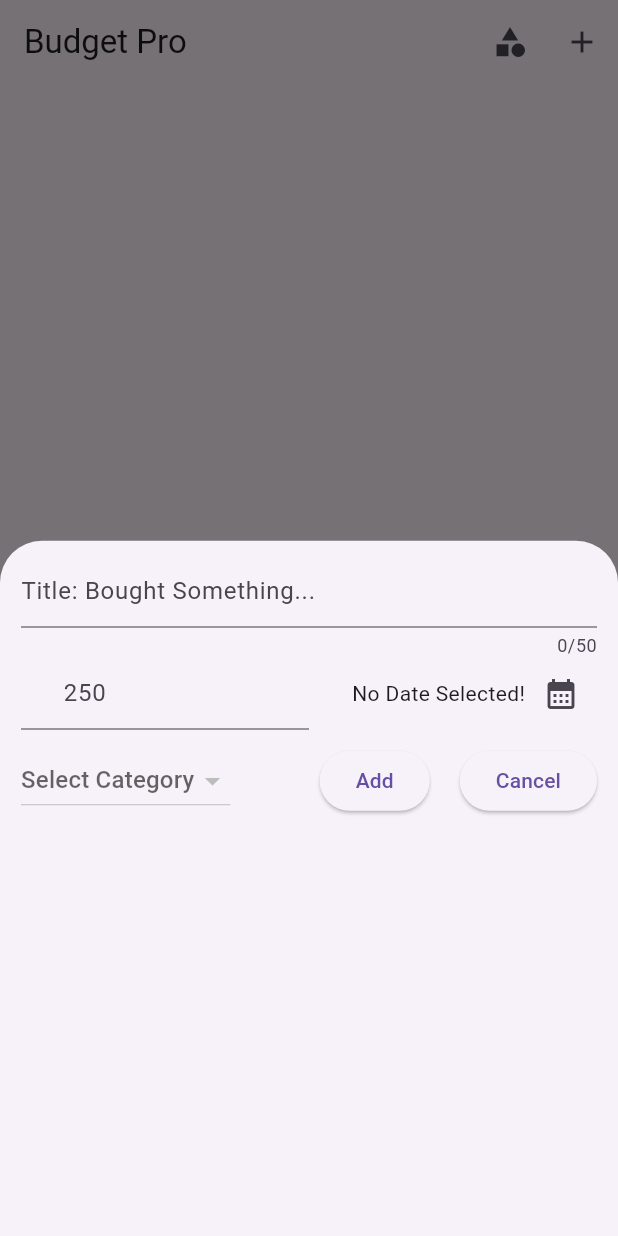
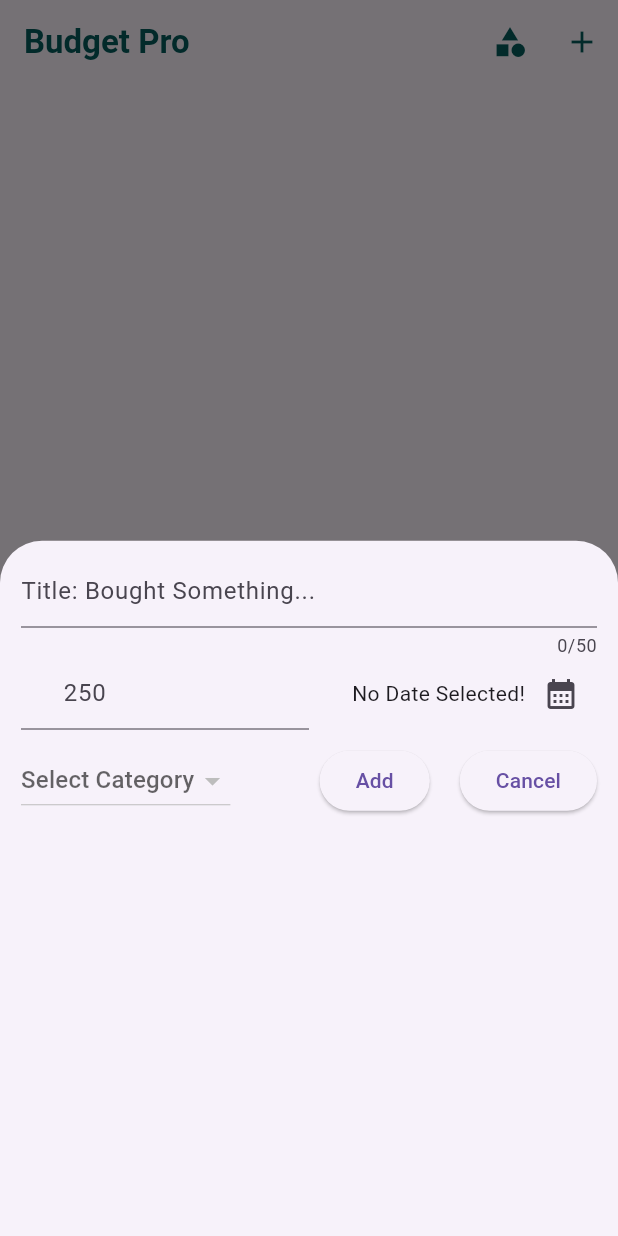
Before and after one commit to iMalikHashim/Personal-Budgeting-App-Flutter-, a Flutter app: the screen it shows after launch, after a tap on the "add" icon, on a phone screen of 412 x 824 dp. Run offline on Flutter 3.47's test engine with Material 3 defaults, Android fonts, the phone set to English and light mode, and no system bars; our stand-ins replace cloud_firestore, firebase_core; accounts and stored records are empty.

Commit message:
Category and Budget Issue Fixed

```diff
--- a/budget_pro/lib/budget.dart
+++ b/budget_pro/lib/budget.dart
@@ -46,8 +46,10 @@ class _BudgetState extends State<Budget> {
       final snapshot =
           await FirebaseFirestore.instance.collection('categories').get();
       setState(() {
-        _categories =
-            snapshot.docs.map((doc) => doc['category'] as String).toList();
+        _categories = snapshot.docs
+            .map((doc) => doc['category'] as String)
+            .toSet()
+            .toList();
       });
     } catch (e) {
       print("Error fetching categories: $e");
@@ -142,7 +144,14 @@ class _BudgetState extends State<Budget> {
   Widget build(BuildContext context) {
     return Scaffold(
       appBar: AppBar(
-        title: const Text("Budget Pro"),
+        foregroundColor: Color(0xFF055B5C),
+        title: Text(
+          "Budget Pro",
+          style: TextStyle(
+            color: Color(0xFF055B5C), // Set the color you prefer
+            fontWeight: FontWeight.bold, // Make the text bold
+          ),
+        ),
         actions: [
           IconButton(
             onPressed: () => _showAddCategoryForm(),
--- a/budget_pro/lib/budgetInput.dart
+++ b/budget_pro/lib/budgetInput.dart
@@ -49,9 +49,12 @@ class _InputState extends State<Input> {
     try {
       final snapshot =
           await FirebaseFirestore.instance.collection('categories').get();
+      final categorySet = <String>{}; // Use a Set to ensure uniqueness
+      for (var doc in snapshot.docs) {
+        categorySet.add(doc['category'] as String);
+      }
       setState(() {
-        _categories =
-            snapshot.docs.map((doc) => doc['category'] as String).toList();
+        _categories = categorySet.toList(); // Convert Set back to List
       });
     } catch (e) {
       print("Error fetching categories: $e");
--- a/budget_pro/lib/main.dart
+++ b/budget_pro/lib/main.dart
@@ -25,6 +25,7 @@ class MyApp extends StatelessWidget {
   Widget build(BuildContext context) {
     return MaterialApp(
       title: 'Budget Pro',
+      color: Color(0xFF055B5C),
       home: SplashScreen(),
     );
   }
```
